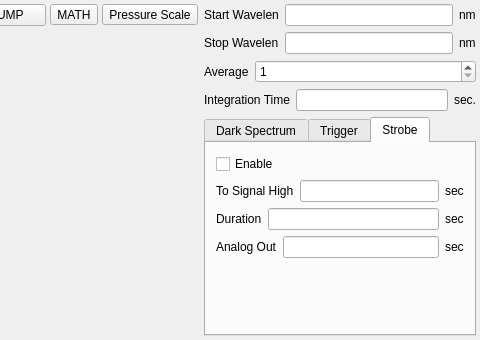
northriv/KAME, file modules/optics/core/opticalspectrometerform.ui: the form before one commit; both pictures show x 383 to 863 and y 0 to 340 of the 863 by 340 pixel window.
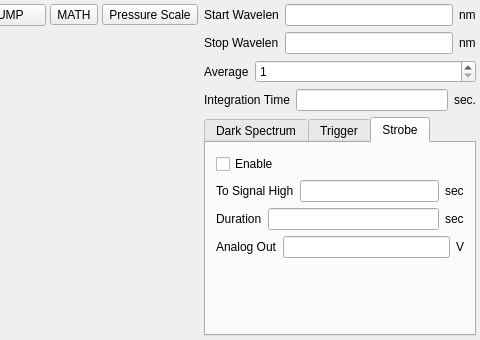
The form after the commit. Custom widgets are drawn as their Qt base class.

```diff
--- a/modules/optics/core/opticalspectrometerform.ui
+++ b/modules/optics/core/opticalspectrometerform.ui
@@ -583,7 +583,7 @@
                </sizepolicy>
               </property>
               <property name="text">
-               <string>sec</string>
+               <string>V</string>
               </property>
               <property name="wordWrap">
                <bool>false</bool>
@@ -594,6 +594,9 @@
           </item>
           <item row="4" column="0">
            <spacer name="verticalSpacer_3">
+            <property name="orientation">
+             <enum>Qt::Vertical</enum>
+            </property>
             <property name="sizeHint" stdset="0">
              <size>
               <width>20</width>
```
Left out of the diff: 6 changed lines with no effect on the pictures.
